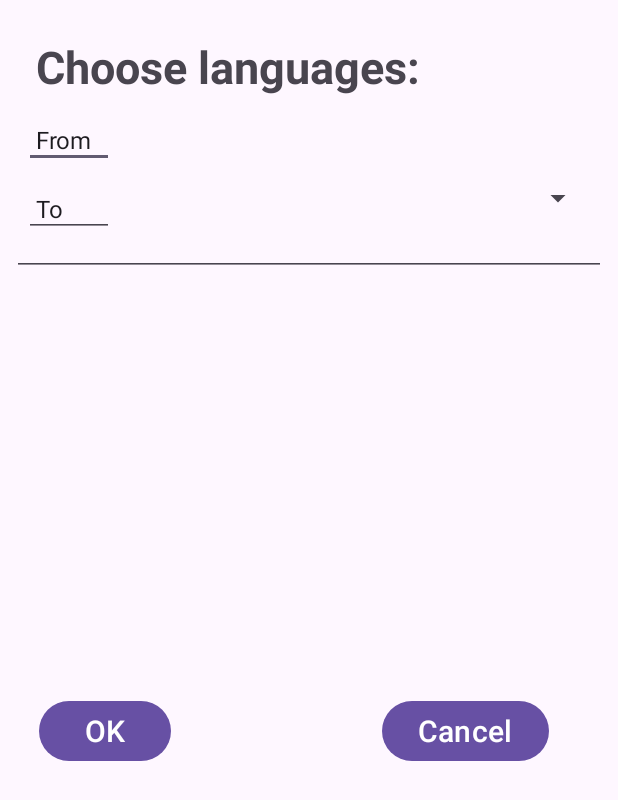
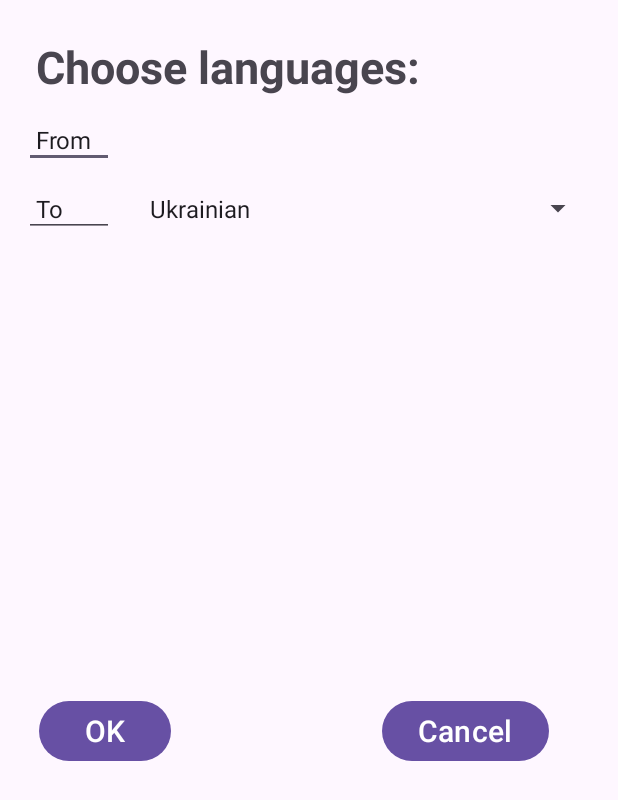
Before and after one commit to eee9/TranslateCheck, an Android app: the screen it shows after launch (SetupActivity), after a tap on "Setup", on a phone screen of 412 x 824 dp. Shown: the top 800 px of the screen. Run offline under Robolectric (Android 15) with nearby library versions, the phone set to English and light mode, and no system bars; libraries missing offline, so code that uses them is left out: com.google.mlkit.common, com.google.mlkit.nl; 6 statements that could not run were skipped.

Commit message:
Translate To is changing in Setup and works. PCR.

```diff
--- a/app/src/main/java/com/maix/translatecheck/MainActivity.kt
+++ b/app/src/main/java/com/maix/translatecheck/MainActivity.kt
@@ -29,33 +29,14 @@ class MainActivity : AppCompatActivity() {
     Toast.makeText(this, "Model ready", Toast.LENGTH_LONG).show()
   }
 
-  val LANGS = mapOf(
-    1 to "ENGLISH",
-    2 to "FRENCH",
-    3 to "UKRAINIAN",
-    4 to "RUSSIAN",
-    5 to "ITALIAN",
-    6 to "SPANISH",
-    7 to "GERMAN",
-  )
-
-  private val _optionsEnFr = TranslatorOptions.Builder()
-    .setSourceLanguage(TranslateLanguage.ENGLISH)
-    .setTargetLanguage(TranslateLanguage.FRENCH)
-    .build()
-
-  private val _optionsEnUk = TranslatorOptions.Builder()
-    .setSourceLanguage(TranslateLanguage.ENGLISH)
-    .setTargetLanguage(TranslateLanguage.UKRAINIAN)
-    .build()
+  var OPTIONPOS = 2
+  var OPTIONTEXT = ""
 
   private var options = TranslatorOptions.Builder()
     .setSourceLanguage(TranslateLanguage.ENGLISH)
     .setTargetLanguage(TranslateLanguage.UKRAINIAN)
     .build()
 
-//  private val _englishFrenchTranslator = Translation.getClient(optionsEnFr)
-//  private val _englishUkraineTranslator = Translation.getClient(optionsEnUk)
   private var commonTranslator = Translation.getClient(options)
 
 
@@ -90,13 +71,12 @@ class MainActivity : AppCompatActivity() {
     enableEdgeToEdge()
     val extras = intent.extras
     if (extras != null) {
-      val receivedData = extras.getInt("EXTRA_MESSAGE")
+      OPTIONTEXT = extras.getString("EXTRA_MESSAGE") ?: ""
+      OPTIONPOS = extras.getInt("EXTRA_POS")
       // Display the data
-      log("EXTRA_MESSAGE: [$receivedData]")
+      log("EXTRA_MESSAGE: '$OPTIONTEXT'")
+      log("EXTRA_POS: [$OPTIONPOS]")
     }
-
-//    val items2 = R.array.planets_array2
-//    log("items2 -> " + items2.toString())
 
     setContentView(R.layout.activity_main)
     ViewCompat.setOnApplyWindowInsetsListener(findViewById(R.id.main)) { v, insets ->
@@ -105,12 +85,6 @@ class MainActivity : AppCompatActivity() {
       insets
     }
 
-    val res = getResources()
-    val planets: Array<String?> = res.getStringArray(R.array.planets_array)
-    planets.forEach { item ->
-      log(" -> '$item'\n")
-    }
-    log("array: " + planets.toString())
     val clipboardManager = getSystemService(CLIPBOARD_SERVICE) as ClipboardManager
     // Edit Texts ...
     val editText1 = findViewById<EditText>(R.id.editText1)
@@ -169,6 +143,7 @@ class MainActivity : AppCompatActivity() {
 //      commonTranslator = Translation.getClient(options)
 //      setupTranslator(buttonTranslate)
       val intent = Intent(this, SetupActivity::class.java)
+      intent.putExtra("EXTRA_POS", OPTIONPOS)
       startActivity(intent)
     }
 
@@ -176,22 +151,40 @@ class MainActivity : AppCompatActivity() {
       Toast.makeText(this, "+++ TEXTVIEW 2 +++", Toast.LENGTH_SHORT).show()
     }
 
-    setupTranslator(buttonTranslate)
+    setupTranslator(buttonTranslate, OPTIONTEXT)
   }
 
-  fun setupTranslator(button: Button) {
+  fun getLanguage(lang: String): String {
+    var res = ""
+    when (lang.uppercase()) {
+      "ENGLISH" -> res = TranslateLanguage.ENGLISH
+      "FRENCH" -> res = TranslateLanguage.FRENCH
+      "UKRAINIAN" -> res = TranslateLanguage.UKRAINIAN
+      "RUSSIAN" -> res = TranslateLanguage.RUSSIAN
+      "ITALIAN" -> res = TranslateLanguage.ITALIAN
+      "SPANISH" -> res = TranslateLanguage.SPANISH
+      "GERMAN" -> res = TranslateLanguage.GERMAN
+    }
+    return res
+  }
+
+  fun setupTranslator(button: Button, lang: String) {
+    button.isEnabled = false
+    commonTranslator.close()
+    val langTo: String = getLanguage(lang)
+    options = TranslatorOptions.Builder()
+      .setSourceLanguage(TranslateLanguage.ENGLISH)
+      .setTargetLanguage(langTo)
+      .build()
+    commonTranslator = Translation.getClient(options)
+
     val text = "Only some part of fifty books"
     log("EN  : '$text'")
-//    downloadModel(englishFrenchTranslator)
-//    downloadModel(englishUkraineTranslator, buttonTranslate)
     downloadModel(commonTranslator, button)
-//    englishFrenchTranslator.translate(text)
-//    englishUkraineTranslator.translate(text)
     commonTranslator.translate(text)
       .addOnSuccessListener { translatedText ->
         // Translation successful.
-//        log("FR  : '$translatedText'")
-        log("LANG1 : '$translatedText'")
+        log("LANG2 : '$translatedText'")
       }
       .addOnFailureListener { exception ->
         log("ERR : $exception")
@@ -213,20 +206,13 @@ class MainActivity : AppCompatActivity() {
     log("EN  : '$englishText'")
 //    downloadTranslatorIfNeeded() {
       log("download...")
-//      englishFrenchTranslator.translate(englishText)
-//      englishUkraineTranslator.translate(englishText)
       commonTranslator.translate(englishText)
         .addOnSuccessListener { translatedText ->
-          // Translation successful.
-//          log("FR  : '$translatedText'")
           log("LANG2 : '$translatedText'")
-//          editText2.setText("Translate:\'$translatedText'")
           editText2.setText(translatedText)
         }
         .addOnFailureListener { exception ->
           log("ERR : $exception")
-          // Error.
-          // ...
         }
         .addOnCanceledListener {
           log("addOnCanceledListener")
--- a/app/src/main/java/com/maix/translatecheck/SetupActivity.kt
+++ b/app/src/main/java/com/maix/translatecheck/SetupActivity.kt
@@ -1,18 +1,13 @@
 package com.maix.translatecheck
 
-import android.content.Context
 import android.content.Intent
 import android.os.Bundle
 import android.util.Log
-import android.view.LayoutInflater
 import android.view.View
-import android.view.ViewGroup
 import android.widget.AdapterView
 import android.widget.ArrayAdapter
-import android.widget.BaseAdapter
 import android.widget.Button
 import android.widget.Spinner
-import android.widget.Toast
 import androidx.activity.enableEdgeToEdge
 import androidx.appcompat.app.AppCompatActivity
 
@@ -22,7 +17,7 @@ class SetupActivity : AppCompatActivity() {
     Log.d("xMx Setup", msg)
   }
 
-  data class Item(val iconResId: Int, val itemName: String)
+//  data class Item(val iconResId: Int, val itemName: String)
 
   override fun onCreate(savedInstanceState: Bundle?) {
     super.onCreate(savedInstanceState)
@@ -30,25 +25,14 @@ class SetupActivity : AppCompatActivity() {
     enableEdgeToEdge()
     setContentView(R.layout.activity_setup)
 
-    val items4 = listOf("A", "B", "C", "D", "E") // Replace with your data list
+    var OPTIONPOS = 0
+    var OPTIONTEXT = ""
 
-    val customSpinnerAdapter = ArrayAdapter(
-      this,
-      android.R.layout.simple_spinner_dropdown_item,
-      items4
-    )
-
-    val searchableSpinner = findViewById<CustomSpinner>(R.id.searchable_spinner)
-    searchableSpinner.setAdapter(customSpinnerAdapter)
-
-    searchableSpinner.onClearClick {
-      // Handle clear button click event
-      searchableSpinner.clearSelectedText()
-      // Additional actions if needed
+    val extras = intent.extras
+    if (extras != null) {
+      OPTIONPOS = extras.getInt("EXTRA_POS")
+      log("EXTRA_POS: [$OPTIONPOS]")
     }
-
-    var OPTION: Int = 0
-//    val LANGS = MainActivity().LANGS
 
     // Buttons ...
     val buttonCancel = findViewById<Button>(R.id.buttonCancel)
@@ -60,87 +44,36 @@ class SetupActivity : AppCompatActivity() {
     val buttonOK = findViewById<Button>(R.id.buttonOK)
     buttonOK.setOnClickListener {
       log("OK pressed.")
-      val intent: Intent = Intent(this, MainActivity::class.java)
+      val intent = Intent(this, MainActivity::class.java)
       // Put the data as an extra in the Intent
-      intent.putExtra("EXTRA_MESSAGE", OPTION) // "EXTRA_MESSAGE" is a unique key
-
-      // Start Activity B
+      intent.putExtra("EXTRA_MESSAGE", OPTIONTEXT)
+      intent.putExtra("EXTRA_POS", OPTIONPOS)
       startActivity(intent)
+      finish()
     }
 
-    // Prepare data for the spinner
-//    val items3 = listOf(
-//      Item(1, "Pizza"),
-//      Item(2, "Burger"),
-//      Item(3, "Salad"),
-//      Item(4, "Ice cream"),
-//      Item(5, "Cold Drink"),
-//      Item(6, "Pasta")
-//    )
+    val spinnerTo: Spinner = findViewById(R.id.spinnerTo)
+    ArrayAdapter.createFromResource(this, R.array.languages,
+      android.R.layout.simple_spinner_item
+    ).also { adapter ->
+      // Specify the layout to use when the list of choices appears.
+      adapter.setDropDownViewResource(android.R.layout.simple_spinner_dropdown_item)
+      // Apply the adapter to the spinner.
+      spinnerTo.adapter = adapter
+      spinnerTo.setSelection(OPTIONPOS)
+      spinnerTo.onItemSelectedListener = object : AdapterView.OnItemSelectedListener {
+        override fun onItemSelected(parent: AdapterView<*>?, view: View?, pos: Int, id: Long) {
+          log("Spinner pos  : [$pos]")
+          OPTIONTEXT = spinnerTo.getSelectedItem().toString()
+          log("Spinner text : '$OPTIONTEXT'")
+          OPTIONPOS = pos
+        }
 
-    log("Before spinnerTo")
-    val spinnerTo: Spinner = findViewById(R.id.spinnerTo)
-    val items: Array<String> = arrayOf("UKRAINIAN", "ENGLISH", "FRENCH")
-    val items2 = R.array.planets_array2
-    val t: Int = items2
-
-    // Create and set the custom adapter for the spinner
-//    val adapter = ItemAdapter(this, items3)
-//    spinnerTo.adapter = adapter
-//    // Handle item selection
-//    spinnerTo.onItemSelectedListener = object : AdapterView.OnItemSelectedListener {
-//      override fun onItemSelected(parent: AdapterView<*>?, view: View?, position: Int, id: Long) {
-//        val selectedItem = items[position]
-//        // Show a toast message with the selected item's name
-//        val name = selectedItem
-//        val msg = "Selected: [$selectedItem]"
-//        log(msg)
-//        Toast.makeText(MainActivity(), msg, Toast.LENGTH_SHORT).show()
-//      }
-//
-//      override fun onNothingSelected(parent: AdapterView<*>?) {
-//        // Handle case when nothing is selected if needed
-//      }
-//    }
-
-    val adapter = ArrayAdapter<String?>(this, android.R.layout.simple_spinner_dropdown_item, items)
-    log("Before create")
-//    ArrayAdapter.createFromResource(this, R.array.planets_array,
-//      android.R.layout.simple_spinner_item
-    searchableSpinner.setAdapter(adapter)
-//    ArrayAdapter.createFromResource(this, items2,
-//      android.R.layout.simple_spinner_item
-//    ).also { adapter ->
-//      // Specify the layout to use when the list of choices appears.
-//      adapter.setDropDownViewResource(android.R.layout.simple_spinner_dropdown_item)
-//      // Apply the adapter to the spinner.
-//      spinnerTo.adapter = adapter
-//      spinnerTo.setSelection(1)
-//      spinnerTo.onItemSelectedListener = object : AdapterView.OnItemSelectedListener {
-//        override fun onItemSelected(parent: AdapterView<*>?, view: View?, pos: Int, id: Long) {
-//          log("Spinner pos  : [$pos]")
-//          OPTION = pos
-//        }
-//        override fun onNothingSelected(parent: AdapterView<*>?) {
-//          TODO("Not yet implemented")
-//        }
-//      }
-//      spinnerTo.onItemSelectedListener = object : AdapterView.OnItemSelectedListener {
-//        override fun onNothingSelected(parent: AdapterView<*>?) {
-//          log("Not selected")
-//        }
-//
-//        override fun onItemSelected(parent: AdapterView<*>?, view: View?, pos: Int, id: Long) {
-//          // An item is selected. You can retrieve the selected item using
-//          // parent.getItemAtPosition(pos).
-//          val pos_: Int = parent?.getItemAtPosition(pos) as Int
-//          val value = adapter.getItem(pos_) ?: ""
-//          log("Spinneer pos  : [$pos_]")
-//          log("Spinneer value: '$value'")
-//        }
-//      }
-//    }
-
+        override fun onNothingSelected(parent: AdapterView<*>?) {
+          TODO("Not yet implemented")
+        }
+      }
+    }
   }
 
   override fun onDestroy() {
@@ -148,26 +81,4 @@ class SetupActivity : AppCompatActivity() {
     super.onDestroy()
   }
 
-//  // Custom adapter for the spinner
-//  class ItemAdapter(private val context: Context, private val items: List<SetupActivity.Item>) : BaseAdapter() {
-//
-//    override fun getCount(): Int = items.size
-//
-//    override fun getItem(position: Int): Any = items[position]
-//
-//    override fun getItemId(position: Int): Long = position.toLong()
-//
-//    // Create and return the view for each item in the spinner
-//    override fun getView(position: Int, convertView: View?, parent: ViewGroup?): View {
-//
-//      val inflater = LayoutInflater.from(context)
-////      val view = inflater.inflate(R.layout.simple_spinner_dropdown_item, parent, false)
-//
-////      val item = getItem(position) as SetupActivity.Item
-//
-//
-//      return view
-//    }
-//  }
-
 }
--- a/app/src/main/res/layout/activity_setup.xml
+++ b/app/src/main/res/layout/activity_setup.xml
@@ -68,12 +68,6 @@
         app:layout_constraintStart_toEndOf="@+id/langTo"
         app:layout_constraintTop_toBottomOf="@+id/langFrom" />
 
-    <com.maix.translatecheck.CustomSpinner
-        android:id="@+id/searchable_spinner"
-        android:layout_width="match_parent"
-        android:layout_height="wrap_content"
-        app:layout_constraintTop_toBottomOf="@+id/spinnerTo" />
-
     <Button
         android:id="@+id/buttonOK"
         android:layout_width="wrap_content"
--- a/app/src/main/res/values/strings.xml
+++ b/app/src/main/res/values/strings.xml
@@ -5,6 +5,16 @@
     <string name="second_fragment_label">Second Fragment</string>
     <string name="next">Next</string>
     <string name="previous">Previous</string>
+
+    <string-array name="languages">
+        <item>English</item>
+        <item>French</item>
+        <item>Ukrainian</item>
+        <item>Russian</item>
+        <item>Italian</item>
+        <item>Spanish</item>
+        <item>German</item>
+    </string-array>
 
     <string-array name="planets_array2">
         <item>Option 1</item>
```
